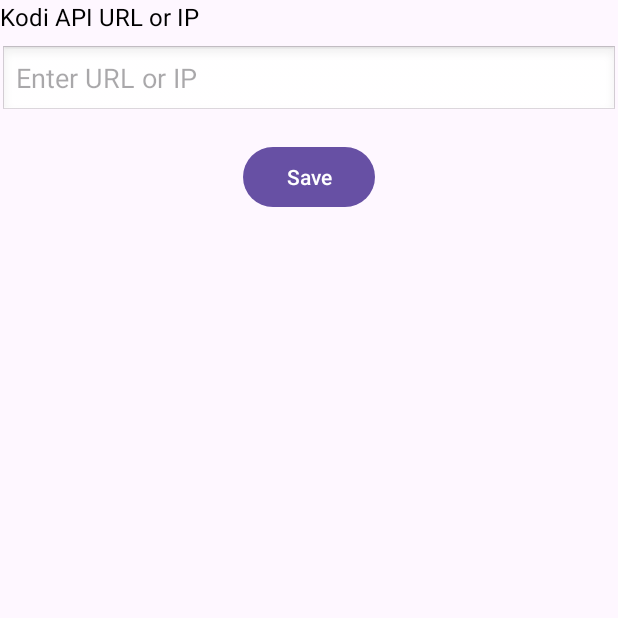
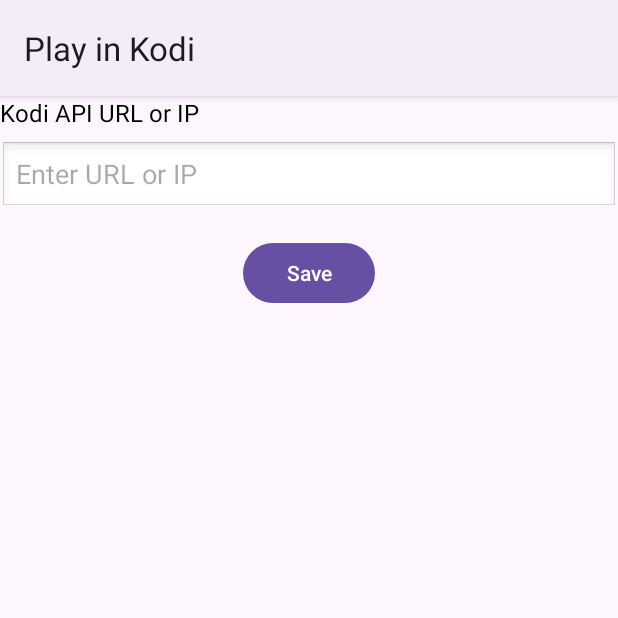
Before and after one commit to Untiy16/PlayInKodi, an Android app: the SettingsActivity screen opened directly, with no data from a screen before it, on a phone screen of 412 x 824 dp, the top half of it. Run offline under Robolectric (Android 15) with nearby library versions, the phone set to English and light mode, and no system bars.

Commit message:
action bar

```diff
--- a/app/src/main/java/com/example/playinkodi/SettingsActivity.java
+++ b/app/src/main/java/com/example/playinkodi/SettingsActivity.java
@@ -22,7 +22,7 @@ public class SettingsActivity extends AppCompatActivity {
     @Override
     protected void onCreate(Bundle savedInstanceState) {
         super.onCreate(savedInstanceState);
-        EdgeToEdge.enable(this);
+//        EdgeToEdge.enable(this);
         setContentView(R.layout.activity_settings);
         ViewCompat.setOnApplyWindowInsetsListener(findViewById(R.id.main), (v, insets) -> {
             Insets systemBars = insets.getInsets(WindowInsetsCompat.Type.systemBars());
--- a/app/src/main/res/values/colors.xml
+++ b/app/src/main/res/values/colors.xml
@@ -2,4 +2,7 @@
 <resources>
     <color name="black">#FF000000</color>
     <color name="white">#FFFFFFFF</color>
+    <color name="actionBarColor">#FF5733</color> <!-- Example ActionBar Color -->
+    <color name="actionBarColorDark">#C13519</color> <!-- Darker ActionBar color for status bar -->
+    <color name="accentColor">#00FF00</color> <!-- Accent color -->
 </resources>
--- a/app/src/main/res/values/themes.xml
+++ b/app/src/main/res/values/themes.xml
@@ -1,8 +1,15 @@
 <resources xmlns:tools="http://schemas.android.com/tools">
     <!-- Base application theme. -->
-    <style name="Base.Theme.PlayInKodi" parent="Theme.Material3.DayNight.NoActionBar">
+    <style name="Base.Theme.PlayInKodi" parent="Theme.Material3.DayNight">
         <!-- Customize your light theme here. -->
         <!-- <item name="colorPrimary">@color/my_light_primary</item> -->
+        <item name="android:windowTranslucentNavigation">false</item>
+        <item name="android:windowTranslucentStatus">false</item>
+        <item name="android:fitsSystemWindows">false</item>
+        <item name="android:statusBarColor">#12b2e6</item>
+<!--        <item name="colorPrimary">@color/actionBarColor</item> &lt;!&ndash; Main color of the ActionBar &ndash;&gt;-->
+<!--        <item name="colorPrimaryDark">@color/actionBarColorDark</item> &lt;!&ndash; Darker shade for status bar &ndash;&gt;-->
+<!--        <item name="colorAccent">@color/accentColor</item> &lt;!&ndash; Accent color for widgets &ndash;&gt;-->
     </style>
 
     <style name="Theme.PlayInKodi" parent="Base.Theme.PlayInKodi"/>
```
Also changed, not shown: app/src/main/java/com/example/playinkodi/BookmarksActivity.java (+6 -1 lines), app/src/main/java/com/example/playinkodi/MainActivity.java (+4 -7 lines).
